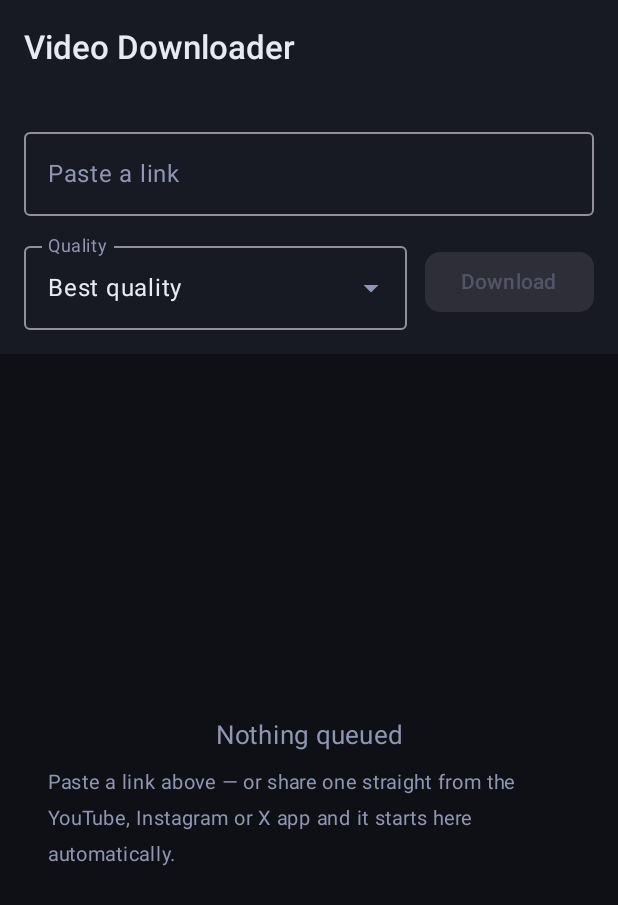
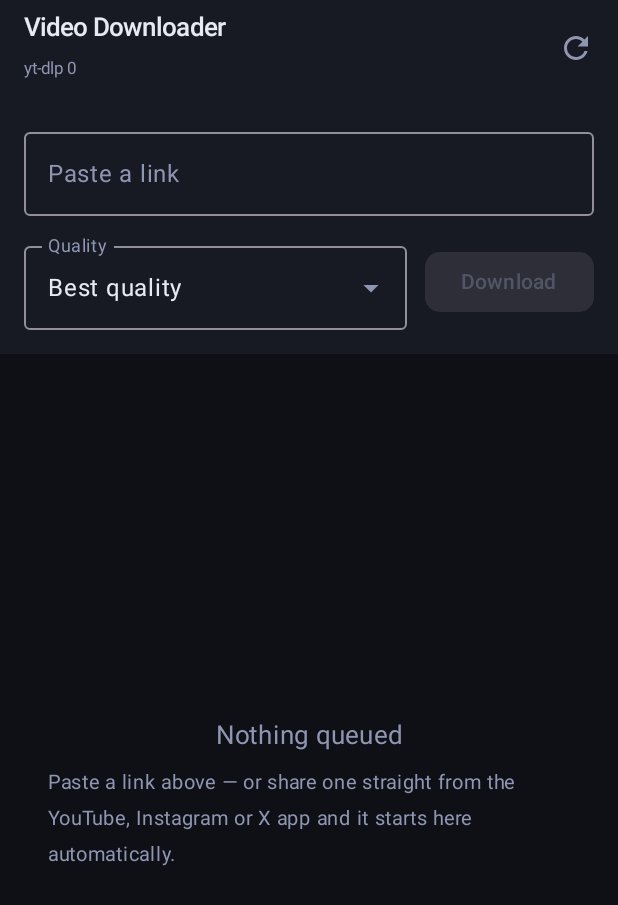
Before and after one commit to KKtyagi11/video-downloader, an Android app built with Jetpack Compose: the screen it shows after launch (MainActivity), on a phone screen of 412 x 824 dp. Shown: the top 905 px of the screen. Run offline under Robolectric (Android 15) with nearby library versions, the phone set to English and light mode, and no system bars; libraries missing offline, so code that uses them is left out: com.yausername.ffmpeg, com.yausername.youtubedl_android; 5 statements that could not run were skipped.

Commit message:
Android: update yt-dlp at runtime
youtubedl-android pins the yt-dlp binary at its own release date, and yt-dlp
hard-fails once a build is roughly 90 days old, so downloads broke on a fresh
install.

- ensureReady() initialises the engine and pulls the current stable yt-dlp on
  first launch, re-checking daily; update failures fall through to the bundled
  copy rather than blocking downloads entirely
- The service awaits it before each job, so the first download cannot race it
- Top bar shows the live yt-dlp version with a refresh action to force an
  update, and the out-of-date error now points the user at it
- gitignore Android build output and downloaded APKs

Co-Authored-By: Claude Opus 5 <noreply@anthropic.com>

```diff
--- a/android/app/build.gradle.kts
+++ b/android/app/build.gradle.kts
@@ -66,6 +66,7 @@ dependencies {
     implementation("androidx.core:core-ktx:1.13.1")
     implementation("androidx.lifecycle:lifecycle-runtime-ktx:2.8.7")
     implementation("androidx.lifecycle:lifecycle-viewmodel-compose:2.8.7")
+    implementation("androidx.lifecycle:lifecycle-runtime-compose:2.8.7")
     implementation("androidx.activity:activity-compose:1.9.3")
 
     val composeBom = platform("androidx.compose:compose-bom:2024.10.01")
--- a/android/app/src/main/java/com/kktyagi/videodownloader/DownloadService.kt
+++ b/android/app/src/main/java/com/kktyagi/videodownloader/DownloadService.kt
@@ -75,7 +75,10 @@ class DownloadService : Service() {
     private suspend fun runJob(job: Job) {
         val id = job.id
         try {
-            Ytdlp.init(applicationContext)
+            // First run downloads a current yt-dlp; later runs return immediately.
+            Downloads.update(id) { it.copy(status = Status.RESOLVING, detail = "Preparing engine…") }
+            notifyProgress(id)
+            Ytdlp.ensureReady(applicationContext)
 
             Downloads.update(id) { it.copy(status = Status.RESOLVING, detail = "Reading link…") }
             notifyProgress(id)
--- a/android/app/src/main/java/com/kktyagi/videodownloader/MainActivity.kt
+++ b/android/app/src/main/java/com/kktyagi/videodownloader/MainActivity.kt
@@ -16,6 +16,8 @@ import androidx.compose.foundation.rememberScrollState
 import androidx.compose.foundation.shape.RoundedCornerShape
 import androidx.compose.foundation.text.selection.SelectionContainer
 import androidx.compose.foundation.verticalScroll
+import androidx.compose.material.icons.Icons
+import androidx.compose.material.icons.filled.Refresh
 import androidx.compose.material3.*
 import androidx.compose.runtime.*
 import androidx.compose.runtime.saveable.rememberSaveable
@@ -28,6 +30,7 @@ import androidx.compose.ui.text.style.TextOverflow
 import androidx.compose.ui.unit.dp
 import androidx.compose.ui.unit.sp
 import androidx.lifecycle.compose.collectAsStateWithLifecycle
+import kotlinx.coroutines.launch
 
 class MainActivity : ComponentActivity() {
 
@@ -72,6 +75,9 @@ fun HomeScreen(sharedUrl: MutableState<String?>) {
     var quality by rememberSaveable { mutableStateOf(Quality.BEST) }
     var qualityOpen by remember { mutableStateOf(false) }
 
+    val engine by Ytdlp.state.collectAsStateWithLifecycle()
+    val scope = rememberCoroutineScope()
+
     val notifications = rememberLauncherForActivityResult(
         ActivityResultContracts.RequestPermission()
     ) { }
@@ -80,6 +86,9 @@ fun HomeScreen(sharedUrl: MutableState<String?>) {
         if (Build.VERSION.SDK_INT >= Build.VERSION_CODES.TIRAMISU) {
             notifications.launch(Manifest.permission.POST_NOTIFICATIONS)
         }
+        // Warm the engine while the user is still pasting, so the first
+        // download doesn't stall behind a yt-dlp update.
+        scope.launch { Ytdlp.ensureReady(context) }
     }
 
     // A link arriving from the share sheet starts downloading immediately —
@@ -105,7 +114,35 @@ fun HomeScreen(sharedUrl: MutableState<String?>) {
     Scaffold(
         topBar = {
             TopAppBar(
-                title = { Text("Video Downloader", fontWeight = FontWeight.SemiBold) },
+                title = {
+                    Column {
+                        Text("Video Downloader", fontWeight = FontWeight.SemiBold, fontSize = 17.sp)
+                        Text(
+                            engine.message,
+                            color = if (engine.ready) TextMuted else Accent,
+                            fontSize = 11.sp,
+                        )
+                    }
+                },
+                actions = {
+                    if (engine.busy) {
+                        CircularProgressIndicator(
+                            Modifier.padding(end = 16.dp).size(20.dp),
+                            color = Accent,
+                            strokeWidth = 2.dp,
+                        )
+                    } else {
+                        IconButton(onClick = {
+                            scope.launch { Ytdlp.ensureReady(context, forceUpdate = true) }
+                        }) {
+                            Icon(
+                                Icons.Filled.Refresh,
+                                contentDescription = "Update yt-dlp",
+                                tint = TextMuted,
+                            )
+                        }
+                    }
+                },
                 colors = TopAppBarDefaults.topAppBarColors(
                     containerColor = Surface2,
                     titleContentColor = TextPrimary,
--- a/android/app/src/main/java/com/kktyagi/videodownloader/Ytdlp.kt
+++ b/android/app/src/main/java/com/kktyagi/videodownloader/Ytdlp.kt
@@ -10,8 +10,27 @@ import com.yausername.ffmpeg.FFmpeg
 import com.yausername.youtubedl_android.YoutubeDL
 import com.yausername.youtubedl_android.YoutubeDLRequest
 import java.io.File
+import java.util.concurrent.TimeUnit
+import kotlinx.coroutines.Dispatchers
+import kotlinx.coroutines.flow.MutableStateFlow
+import kotlinx.coroutines.flow.StateFlow
+import kotlinx.coroutines.sync.Mutex
+import kotlinx.coroutines.sync.withLock
+import kotlinx.coroutines.withContext
 
 private const val TAG = "Ytdlp"
+private const val PREFS = "engine"
+private const val KEY_LAST_UPDATE = "last_update_check"
+
+/** yt-dlp refuses to run once its build is ~90 days old, so re-check daily. */
+private val UPDATE_INTERVAL_MS = TimeUnit.DAYS.toMillis(1)
+
+data class EngineState(
+    val ready: Boolean = false,
+    val busy: Boolean = false,
+    val version: String? = null,
+    val message: String = "Starting engine…",
+)
 
 /**
  * Thin wrapper around youtubedl-android, which bundles yt-dlp, a Python runtime
@@ -23,6 +42,10 @@ object Ytdlp {
 
     @Volatile
     private var initialised = false
+    private val lock = Mutex()
+
+    private val _state = MutableStateFlow(EngineState())
+    val state: StateFlow<EngineState> = _state
 
     @Synchronized
     fun init(context: Context) {
@@ -30,6 +53,56 @@ object Ytdlp {
         YoutubeDL.getInstance().init(context)
         FFmpeg.getInstance().init(context)
         initialised = true
+    }
+
+    /**
+     * Initialises the engine and keeps yt-dlp current.
+     *
+     * The version bundled inside youtubedl-android is frozen at the library's
+     * release date, and yt-dlp hard-fails once its build is older than ~90 days.
+     * So the first launch pulls the current release, and we re-check daily —
+     * which also picks up extractor fixes when a site changes its player.
+     *
+     * Safe to call from anywhere; concurrent callers wait on the same update.
+     */
+    suspend fun ensureReady(context: Context, forceUpdate: Boolean = false) {
+        lock.withLock {
+            withContext(Dispatchers.IO) {
+                if (!initialised) {
+                    _state.value = EngineState(message = "Starting engine…", busy = true)
+                    runCatching { init(context) }.onFailure {
+                        _state.value = EngineState(message = "Engine failed to start: ${it.message}")
+                        return@withContext
+                    }
+                }
+
+                val prefs = context.getSharedPreferences(PREFS, Context.MODE_PRIVATE)
+                val last = prefs.getLong(KEY_LAST_UPDATE, 0L)
+                val due = forceUpdate || System.currentTimeMillis() - last > UPDATE_INTERVAL_MS
+
+                if (due) {
+                    _state.value = _state.value.copy(busy = true, message = "Updating yt-dlp…")
+                    val result = runCatching {
+                        YoutubeDL.getInstance().updateYoutubeDL(context, YoutubeDL.UpdateChannel.STABLE)
+                    }
+                    result.onSuccess {
+                        prefs.edit().putLong(KEY_LAST_UPDATE, System.currentTimeMillis()).apply()
+                    }.onFailure {
+                        // Offline or GitHub unreachable: carry on with what we have
+                        // rather than blocking downloads entirely.
+                        Log.w(TAG, "yt-dlp update failed", it)
+                    }
+                }
+
+                val version = runCatching { YoutubeDL.getInstance().version(context) }.getOrNull()
+                _state.value = EngineState(
+                    ready = true,
+                    busy = false,
+                    version = version,
+                    message = version?.let { "yt-dlp $it" } ?: "Ready",
+                )
+            }
+        }
     }
 
     /** Working directory for in-progress files, cleaned up after export. */
@@ -143,6 +216,8 @@ object Ytdlp {
                 "Network problem — check your connection and retry."
             "cannot parse data" in low || "unable to extract" in low ->
                 "The site served a page yt-dlp couldn't read. Try again in a moment."
+            "older than" in low && "days" in low ->
+                "The downloader is out of date. Tap the refresh icon at the top to update it."
             else -> raw.replace(Regex("\\u001B\\[[0-9;]*m"), "")
                 .replace(Regex("^ERROR:\\s*"), "")
                 .take(300)
```
Also changed, not shown: 1 other file.
